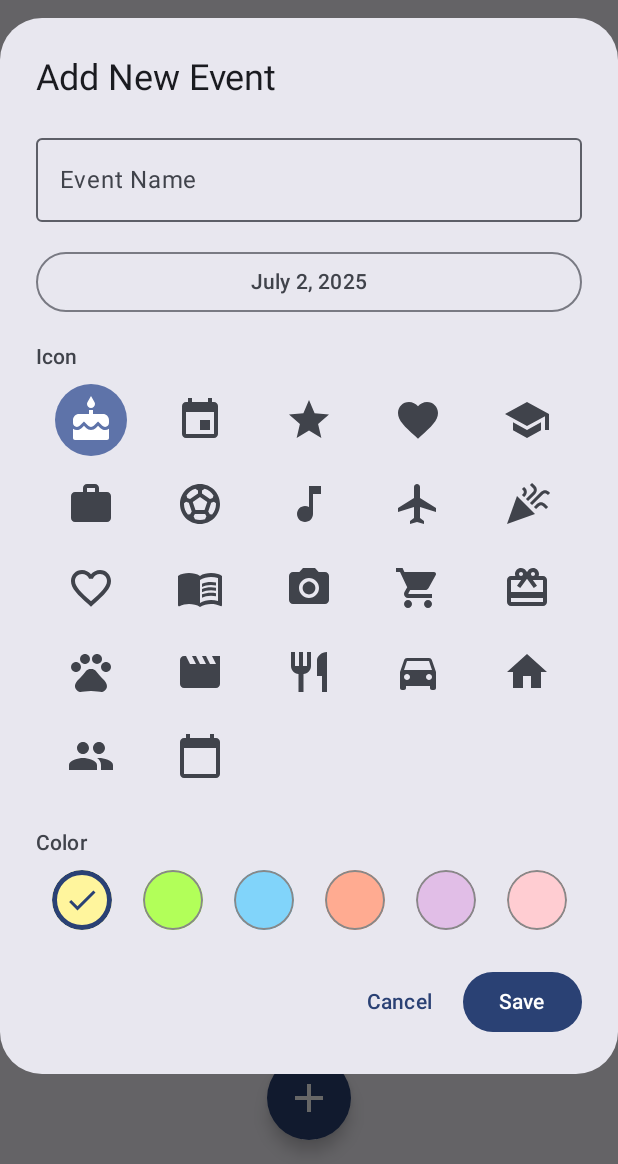
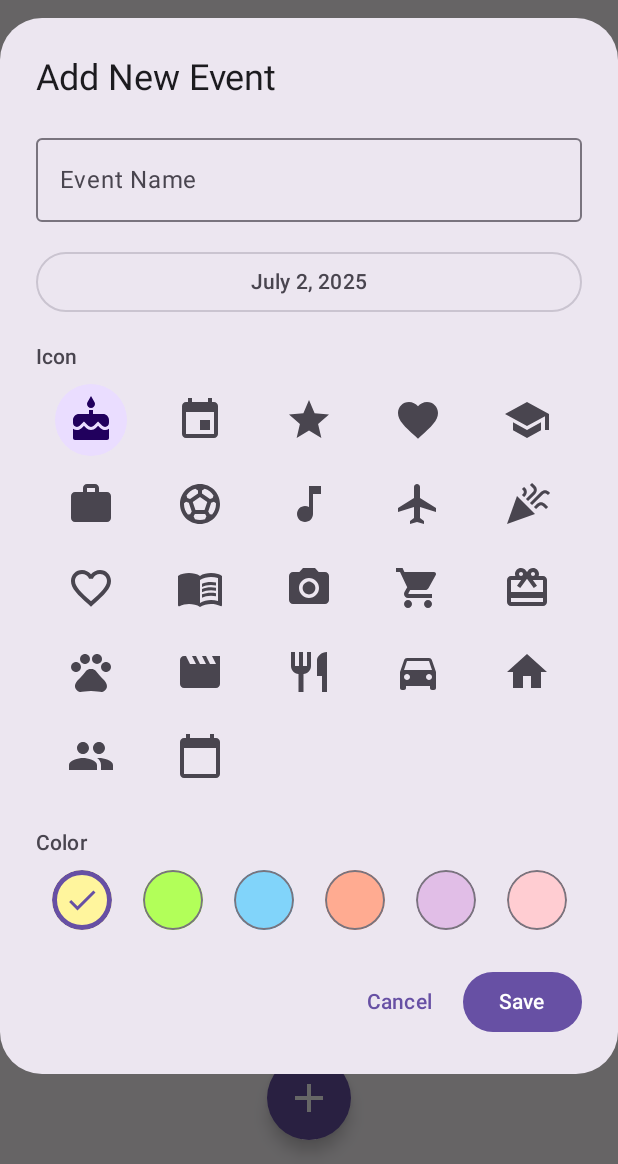
Before and after one commit to Nathan112012/ChronoEcho, an Android app built with Jetpack Compose: the screen it shows after launch (MainActivity), after a tap on "Add Event", on a phone screen of 412 x 824 dp, the part 72-1236 px from its top. Run offline under Robolectric (Android 15) with nearby library versions, the phone set to English and light mode, and no system bars; libraries missing offline, so code that uses them is left out: org.burnoutcrew.reorderable; 1 statement that could not run was skipped.

Commit message:
this might be it

```diff
--- a/app/src/main/AndroidManifest.xml
+++ b/app/src/main/AndroidManifest.xml
@@ -2,6 +2,8 @@
 <manifest xmlns:android="http://schemas.android.com/apk/res/android"
     xmlns:tools="http://schemas.android.com/tools" >
     <uses-permission android:name="android.permission.POST_NOTIFICATIONS"/>
+    <!-- Add this to your AndroidManifest.xml file -->
+    <uses-permission android:name="android.permission.VIBRATE" />
     <application
         android:allowBackup="true"
         android:dataExtractionRules="@xml/data_extraction_rules"
--- a/app/src/main/java/com/example/chronoecho/MainActivity.kt
+++ b/app/src/main/java/com/example/chronoecho/MainActivity.kt
@@ -15,7 +15,9 @@ import androidx.compose.animation.animateColorAsState
 import androidx.compose.animation.core.*
 import androidx.compose.foundation.ExperimentalFoundationApi
 import androidx.compose.foundation.background
+import androidx.compose.foundation.border
 import androidx.compose.foundation.clickable
+import androidx.compose.foundation.isSystemInDarkTheme
 import androidx.compose.foundation.layout.*
 import androidx.compose.foundation.lazy.LazyColumn
 import androidx.compose.foundation.lazy.items
@@ -32,7 +34,9 @@ import androidx.compose.ui.graphics.Color
 import androidx.compose.ui.graphics.graphicsLayer
 import androidx.compose.ui.graphics.lerp
 import androidx.compose.ui.graphics.toArgb
+import androidx.compose.ui.hapticfeedback.HapticFeedbackType
 import androidx.compose.ui.platform.LocalContext
+import androidx.compose.ui.platform.LocalHapticFeedback
 import androidx.compose.ui.text.font.FontWeight
 import androidx.compose.ui.text.style.TextAlign
 import androidx.compose.ui.unit.dp
@@ -45,7 +49,6 @@ import androidx.datastore.preferences.preferencesDataStore
 import androidx.work.*
 import com.google.gson.Gson
 import com.google.gson.reflect.TypeToken
-import com.silentninja.chronoecho.ui.theme.BirthdayEventTheme
 import kotlinx.coroutines.flow.first
 import kotlinx.coroutines.launch
 import org.burnoutcrew.reorderable.ReorderableItem
@@ -60,14 +63,68 @@ import java.time.ZoneId
 import java.time.format.DateTimeFormatter
 import java.util.*
 import java.util.concurrent.TimeUnit
-import androidx.compose.foundation.border
+
+// THEME DEFINITIONS START HERE
+
+private val DarkColorScheme = darkColorScheme(
+    primary = Color(0xFFD0BCFF),
+    secondary = Color(0xFFCCC2DC),
+    tertiary = Color(0xFFEFB8C8),
+    background = Color(0xFF1C1B1F),
+    surface = Color(0xFF1C1B1F),
+    onPrimary = Color(0xFF381E72),
+    onSecondary = Color(0xFF332D41),
+    onTertiary = Color(0xFF492532),
+    onBackground = Color(0xFFE6E1E5),
+    onSurface = Color(0xFFE6E1E5),
+    error = Color(0xFFF2B8B5),
+    onError = Color(0xFF601410),
+    errorContainer = Color(0xFF8C1D18),
+    onErrorContainer = Color(0xFFF9DEDC),
+    outline = Color(0xFF938F99)
+)
+
+private val LightColorScheme = lightColorScheme(
+    primary = Color(0xFF6750A4),
+    secondary = Color(0xFF625B71),
+    tertiary = Color(0xFF7D5260),
+    background = Color(0xFFFFFBFE),
+    surface = Color(0xFFFFFBFE),
+    onPrimary = Color(0xFFFFFFFF),
+    onSecondary = Color(0xFFFFFFFF),
+    onTertiary = Color(0xFFFFFFFF),
+    onBackground = Color(0xFF1C1B1F),
+    onSurface = Color(0xFF1C1B1F),
+    error = Color(0xFFB3261E),
+    onError = Color(0xFFFFFFFF),
+    errorContainer = Color(0xFFF9DEDC),
+    onErrorContainer = Color(0xFF410E0B),
+    outline = Color(0xFF79747E)
+)
+@Composable
+fun ChronoEchoTheme(
+    darkTheme: Boolean = isSystemInDarkTheme(),
+    content: @Composable () -> Unit
+) {
+    val colorScheme = when {
+        darkTheme -> DarkColorScheme
+        else -> LightColorScheme
+    }
+
+    MaterialTheme(
+        colorScheme = colorScheme,
+        typography = Typography(),
+        content = content
+    )
+}
+
+// THEME DEFINITIONS END HERE
 
 val Context.dataStore by preferencesDataStore(name = "events")
 val EVENTS_KEY = stringPreferencesKey("events_json")
 val SORT_MODE_KEY = stringPreferencesKey("sort_mode")
 val gson = Gson()
 
-// Add color palette for events
 val eventColorOptions = listOf(
     Color(0xFFFFF59D), // Yellow
     Color(0xFFB2FF59), // Green
@@ -83,9 +140,7 @@ data class Event(
     val date: Long,
     val icon: String,
     val color: Long
-) {
-    val isBirthday: Boolean get() = icon == "Cake"
-}
+)
 
 val iconMap = mapOf(
     "Cake" to Icons.Default.Cake, // Birthday
@@ -127,7 +182,6 @@ fun formatEventDetailText(event: Event): Pair<String, String?> {
         append("$days ${if (days == 1) "day" else "days"}")
     }
 
-    // Determine if the event is close (today, tomorrow, or within 7 days)
     val daysUntil = getDaysUntilNextOccurrence(event.date, System.currentTimeMillis())
     val closeMsg = when (daysUntil) {
         0 -> "Today!"
@@ -190,8 +244,8 @@ class EventNotificationWorker(
         }
         val notification = NotificationCompat.Builder(context, channelId)
             .setContentTitle("Event Reminder")
-            .setContentText("Sup, Nathan the best her to tell you don't forget: $eventName is tomorrow!")
-            .setSmallIcon(android.R.drawable.ic_dialog_info)
+            .setContentText("Just a reminder: $eventName is tomorrow!")
+            .setSmallIcon(R.drawable.ic_launcher_foreground) // Make sure you have a valid drawable
             .build()
         notificationManager.notify(eventIdHash, notification)
         return Result.success()
@@ -200,13 +254,22 @@ class EventNotificationWorker(
 
 fun scheduleEventNotification(context: Context, event: Event) {
     WorkManager.getInstance(context).cancelUniqueWork(event.id)
-    val oneDayBefore = event.date - TimeUnit.DAYS.toMillis(1)
-    val delay = oneDayBefore - System.currentTimeMillis()
+
+    val eventCal = Calendar.getInstance().apply { timeInMillis = event.date }
+    val nowCal = Calendar.getInstance()
+
+    eventCal.set(Calendar.YEAR, nowCal.get(Calendar.YEAR))
+    if (eventCal.before(nowCal)) {
+        eventCal.add(Calendar.YEAR, 1)
+    }
+
+    val notificationTime = eventCal.timeInMillis - TimeUnit.DAYS.toMillis(1)
+    val delay = notificationTime - System.currentTimeMillis()
+
     if (delay > 0) {
         val work = OneTimeWorkRequestBuilder<EventNotificationWorker>()
             .setInitialDelay(delay, TimeUnit.MILLISECONDS)
             .setInputData(workDataOf("event_name" to event.name, "event_id" to event.id))
-            .addTag("event_notification_${event.id}")
             .build()
         WorkManager.getInstance(context).enqueueUniqueWork(
             event.id,
@@ -223,7 +286,8 @@ class MainActivity : ComponentActivity() {
             requestPermissions(arrayOf(Manifest.permission.POST_NOTIFICATIONS), 0)
         }
         setContent {
-            BirthdayEventTheme {
+            // MODIFIED: Force light theme to be active for black text
+            ChronoEchoTheme(darkTheme = false) {
                 AppWithSplashScreen()
             }
         }
@@ -269,7 +333,7 @@ fun SplashScreen() {
         Box(contentAlignment = Alignment.Center, modifier = Modifier.fillMaxSize()) {
             Column(horizontalAlignment = Alignment.CenterHorizontally) {
                 Icon(
-                    Icons.Default.Cake, // Using a standard icon
+                    Icons.Default.Cake,
                     contentDescription = "App Icon",
                     modifier = Modifier.size(80.dp),
                     tint = color
@@ -291,14 +355,14 @@ fun SplashScreen() {
     }
 }
 
-enum class SortMode { Closest, Farthest, Most_Recent, Custom }
+enum class SortMode { Closest, Farthest, Chronological, Custom }
 
 fun sortEvents(events: List<Event>, mode: SortMode): List<Event> {
     val now = System.currentTimeMillis()
     return when (mode) {
         SortMode.Closest -> events.sortedBy { getDaysUntilNextOccurrence(it.date, now) }
         SortMode.Farthest -> events.sortedByDescending { getDaysUntilNextOccurrence(it.date, now) }
-        SortMode.Most_Recent -> events.sortedByDescending { it.date }
+        SortMode.Chronological -> events.sortedBy { it.date }
         SortMode.Custom -> events
     }
 }
@@ -338,6 +402,7 @@ fun EmptyState() {
 fun BirthdayEventApp() {
     val context = LocalContext.current
     val scope = rememberCoroutineScope()
+    val haptics = LocalHapticFeedback.current
 
     var events by remember { mutableStateOf<List<Event>?>(null) }
     var showAddEditDialog by remember { mutableStateOf(false) }
@@ -357,6 +422,7 @@ fun BirthdayEventApp() {
 
     val reorderState = rememberReorderableLazyListState(
         onMove = { from, to ->
+            haptics.performHapticFeedback(HapticFeedbackType.TextHandleMove)
             if (sortMode == SortMode.Custom && events != null) {
                 val reorderedEvents = events!!.toMutableList().apply { add(to.index, removeAt(from.index)) }
                 events = reorderedEvents
@@ -388,6 +454,7 @@ fun BirthdayEventApp() {
             ) {
                 FloatingActionButton(
                     onClick = {
+                        haptics.performHapticFeedback(HapticFeedbackType.TextHandleMove)
                         eventToEdit = null
                         showAddEditDialog = true
                     },
@@ -425,11 +492,6 @@ fun BirthdayEventApp() {
                         scope.launch { saveEvents(context, newEvents) }
                         scheduleEventNotification(context, eventToSave)
                         showAddEditDialog = false
-                    },
-                    onDelete = {
-                        showAddEditDialog = false
-                        showDeleteConfirmation = true
-                        eventToDelete = eventToEdit
                     }
                 )
             }
@@ -507,6 +569,7 @@ fun BirthdayEventApp() {
 @Composable
 fun SortMenuButton(currentMode: SortMode, onModeSelected: (SortMode) -> Unit) {
     var expanded by remember { mutableStateOf(false) }
+    val haptics = LocalHapticFeedback.current
     Box {
         IconButton(onClick = { expanded = true }) {
             Icon(Icons.Default.Sort, contentDescription = "Sort")
@@ -525,6 +588,7 @@ fun SortMenuButton(currentMode: SortMode, onModeSelected: (SortMode) -> Unit) {
                         )
                     },
                     onClick = {
+                        haptics.performHapticFeedback(HapticFeedbackType.TextHandleMove)
                         onModeSelected(mode)
                         expanded = false
                     },
@@ -533,7 +597,7 @@ fun SortMenuButton(currentMode: SortMode, onModeSelected: (SortMode) -> Unit) {
                             when (mode) {
                                 SortMode.Closest -> Icons.Default.ArrowUpward
                                 SortMode.Farthest -> Icons.Default.ArrowDownward
-                                SortMode.Most_Recent -> Icons.Default.Update
+                                SortMode.Chronological -> Icons.Default.FormatListNumbered
                                 SortMode.Custom -> Icons.Default.DragHandle
                             },
                             contentDescription = null,
@@ -584,7 +648,6 @@ fun EventCard(
         }
         .zIndex(if (isDragging) 1f else 0f)
 
-
     ElevatedCard(
         modifier = cardModifier,
         elevation = CardDefaults.cardElevation(defaultElevation = elevation),
@@ -633,8 +696,7 @@ fun EventCard(
 fun AddEditEventDialog(
     initialEvent: Event?,
     onDismiss: () -> Unit,
-    onSave: (Event) -> Unit,
-    onDelete: (() -> Unit)?
+    onSave: (Event) -> Unit
 ) {
     var name by remember { mutableStateOf(initialEvent?.name ?: "") }
     var dateMillis by remember { mutableStateOf(initialEvent?.date ?: System.currentTimeMillis()) }
@@ -642,6 +704,7 @@ fun AddEditEventDialog(
     var selectedIcon by remember { mutableStateOf(initialEvent?.icon ?: iconNames.first()) }
     var selectedColor by remember { mutableStateOf(initialEvent?.color ?: eventColorOptions.first().toArgb().toLong()) }
     val context = LocalContext.current
+    val haptics = LocalHapticFeedback.current
 
     val datePickerState = rememberDatePickerState(initialSelectedDateMillis = dateMillis)
 
@@ -667,7 +730,6 @@ fun AddEditEventDialog(
                             Text(SimpleDateFormat("MMMM d, yyyy", Locale.getDefault()).format(Date(dateMillis)))
                         }
                         Spacer(Modifier.height(16.dp))
-                        // Icon grid picker
                         Text("Icon", style = MaterialTheme.typography.labelLarge)
                         Spacer(Modifier.height(8.dp))
                         val columns = 5
@@ -709,7 +771,6 @@ fun AddEditEventDialog(
                             }
                         }
                         Spacer(Modifier.height(16.dp))
-                        // Color palette picker
                         Text("Color", style = MaterialTheme.typography.labelLarge)
                         Spacer(Modifier.height(8.dp))
                         Row(modifier = Modifier.fillMaxWidth(), horizontalArrangement = Arrangement.SpaceAround) {
@@ -722,7 +783,7 @@ fun AddEditEventDialog(
                                         .background(Color(colorOption.toArgb()))
                                         .border(
                                             width = if (isSelected) 3.dp else 1.dp,
-                                            color = if (isSelected) MaterialTheme.colorScheme.primary else Color.Gray,
+                                            color = if (isSelected) MaterialTheme.colorScheme.primary else MaterialTheme.colorScheme.outline,
                                             shape = CircleShape
                                         )
                                         .clickable { selectedColor = colorOption.toArgb().toLong() },
@@ -741,6 +802,7 @@ fun AddEditEventDialog(
         confirmButton = {
             Button(
                 onClick = {
+                    haptics.performHapticFeedback(HapticFeedbackType.TextHandleMove)
                     if (name.isNotBlank()) {
                         onSave(
                             Event(
@@ -758,14 +820,7 @@ fun AddEditEventDialog(
             ) { Text("Save") }
         },
         dismissButton = {
-            Row(verticalAlignment = Alignment.CenterVertically) {
-                if (initialEvent != null && onDelete != null) {
-                    TextButton(onClick = onDelete) {
-                        Text("Delete", color = MaterialTheme.colorScheme.error)
-                    }
-                }
-                TextButton(onClick = onDismiss) { Text("Cancel") }
-            }
+            TextButton(onClick = onDismiss) { Text("Cancel") }
         }
     )
 
@@ -811,14 +866,17 @@ fun SwipeableEventCard(
     isDragging: Boolean = false,
     modifier: Modifier = Modifier
 ) {
+    val haptics = LocalHapticFeedback.current
     val dismissState = rememberSwipeToDismissBoxState(
         confirmValueChange = { dismissValue ->
             when (dismissValue) {
                 SwipeToDismissBoxValue.StartToEnd -> {
+                    haptics.performHapticFeedback(HapticFeedbackType.LongPress)
                     onEdit()
                     false
                 }
                 SwipeToDismissBoxValue.EndToStart -> {
+                    haptics.performHapticFeedback(HapticFeedbackType.LongPress)
                     onDeleteRequest()
                     false
                 }
@@ -891,13 +949,17 @@ fun DeletionConfirmationDialog(
     onConfirm: () -> Unit,
     onDismiss: () -> Unit
 ) {
+    val haptics = LocalHapticFeedback.current
     AlertDialog(
         onDismissRequest = onDismiss,
         title = { Text("Confirm Deletion") },
         text = { Text("Are you sure you want to permanently delete \"$eventName\"?") },
         confirmButton = {
             Button(
-                onClick = onConfirm,
+                onClick = {
+                    haptics.performHapticFeedback(HapticFeedbackType.LongPress)
+                    onConfirm()
+                },
                 colors = ButtonDefaults.buttonColors(
                     containerColor = MaterialTheme.colorScheme.error
                 )
```
